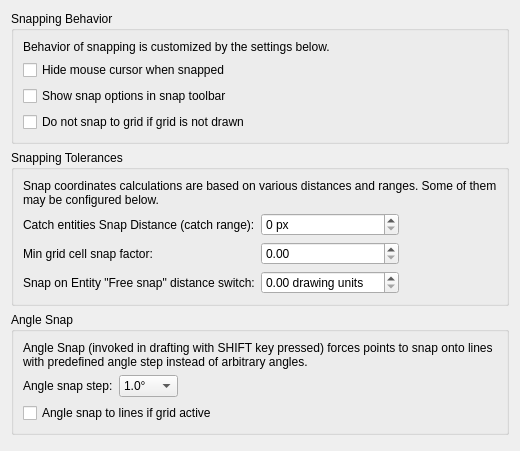
Before: the Qt Designer form librecad/src/ui/dialogs/settings/options_drafting/pages/lc_settings_page_snap_general.ui in sand1024/LibreCAD, drawn with Qt 5.
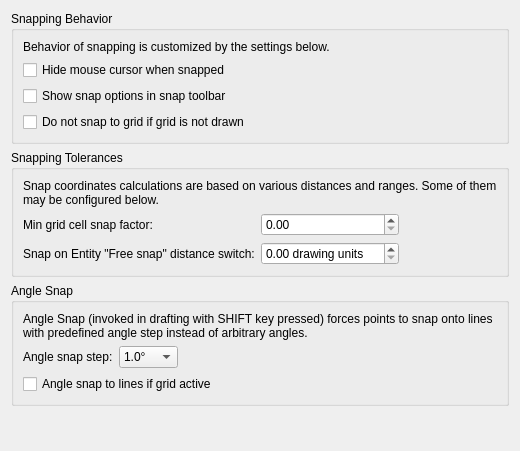
After: the same form once the commit is applied.

Commit message: more consistent pages names

```diff
--- a/librecad/src/ui/dialogs/settings/options_drafting/pages/lc_settings_page_snap_general.ui
+++ b/librecad/src/ui/dialogs/settings/options_drafting/pages/lc_settings_page_snap_general.ui
@@ -70,14 +70,7 @@
       <string>Snapping Tolerances</string>
      </property>
      <layout class="QGridLayout" name="gridLayout">
-      <item row="1" column="0">
-       <widget class="QLabel" name="lblCatchDistance">
-        <property name="text">
-         <string>Catch entities Snap Distance (catch range):</string>
-        </property>
-       </widget>
-      </item>
-      <item row="2" column="1">
+      <item row="1" column="1">
        <widget class="QDoubleSpinBox" name="sbMinGridCellSnapFactor">
         <property name="toolTip">
          <string>Grid Cell Factor
@@ -99,32 +92,44 @@
         </property>
        </widget>
       </item>
-      <item row="1" column="1">
-       <widget class="QSpinBox" name="sbCatchEntitySnapDistance">
-        <property name="toolTip">
-         <string>Catch Entities Distance
-
-Distance in screen coordinates that is used for catching entities as part of snapping</string>
+      <item row="0" column="0" colspan="3">
+       <widget class="QLabel" name="label_2">
+        <property name="text">
+         <string>Snap coordinates calculations are based on various distances and ranges. Some of them may be configured below.</string>
         </property>
-        <property name="suffix">
-         <string> px</string>
+        <property name="wordWrap">
+         <bool>true</bool>
         </property>
-        <property name="minimum">
-         <number>0</number>
+       </widget>
+      </item>
+      <item row="1" column="2">
+       <spacer name="horizontalSpacer">
+        <property name="orientation">
+         <enum>Qt::Orientation::Horizontal</enum>
         </property>
-        <property name="maximum">
-         <number>100</number>
+        <property name="sizeHint" stdset="0">
+         <size>
+          <width>0</width>
+          <height>0</height>
+         </size>
         </property>
+       </spacer>
+      </item>
+      <item row="1" column="0">
+       <widget class="QLabel" name="lblGridCellSnapFactor">
+        <property name="text">
+         <string>Min grid cell snap factor:</string>
+        </property>
        </widget>
       </item>
-      <item row="4" column="0">
+      <item row="3" column="0">
        <widget class="QLabel" name="lblFreeSnapSwitchDistance">
         <property name="text">
          <string>Snap on Entity &quot;Free snap&quot; distance switch:</string>
         </property>
        </widget>
       </item>
-      <item row="4" column="1">
+      <item row="3" column="1">
        <widget class="QDoubleSpinBox" name="sbFreeSnapSwitchDistance">
         <property name="toolTip">
          <string>Free Snap Distance
@@ -150,36 +155,6 @@
         </property>
        </widget>
       </item>
-      <item row="2" column="0">
-       <widget class="QLabel" name="lblGridCellSnapFactor">
-        <property name="text">
-         <string>Min grid cell snap factor:</string>
-        </property>
-       </widget>
-      </item>
-      <item row="2" column="2">
-       <spacer name="horizontalSpacer">
-        <property name="orientation">
-         <enum>Qt::Orientation::Horizontal</enum>
-        </property>
-        <property name="sizeHint" stdset="0">
-         <size>
-          <width>0</width>
-          <height>0</height>
-         </size>
-        </property>
-       </spacer>
-      </item>
-      <item row="0" column="0" colspan="3">
-       <widget class="QLabel" name="label_2">
-        <property name="text">
-         <string>Snap coordinates calculations are based on various distances and ranges. Some of them may be configured below.</string>
-        </property>
-        <property name="wordWrap">
-         <bool>true</bool>
-        </property>
-       </widget>
-      </item>
      </layout>
     </widget>
    </item>
```
The commit also changes 88 other files.
